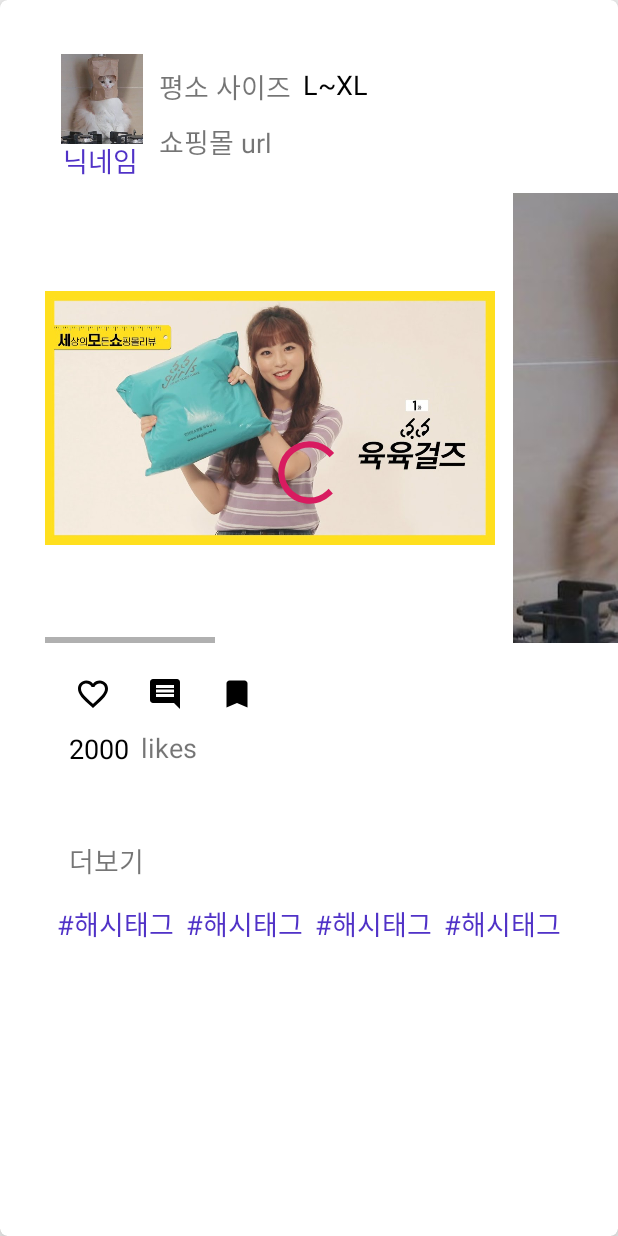
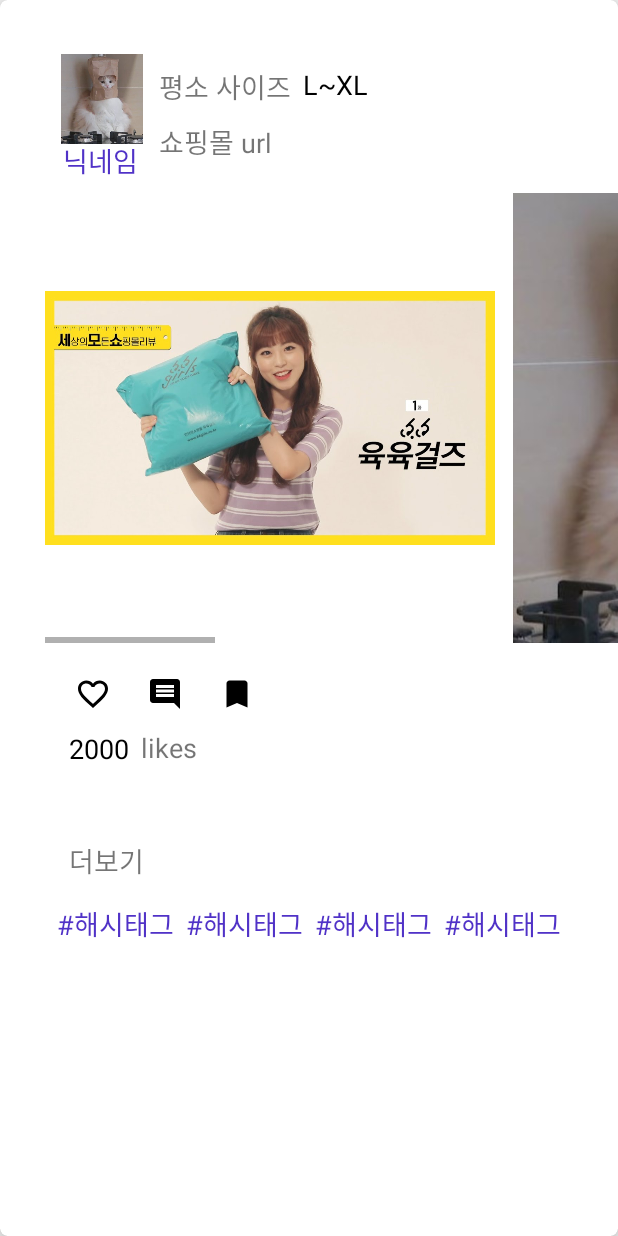
Before and after one commit to dev-Lena/FitMe, an Android app: the review_card screen opened directly, with no data from a screen before it, on a phone screen of 412 x 824 dp. Run offline under Robolectric (Android 15) with nearby library versions, the phone set to English and light mode, and no system bars.

Commit message:
8.23 remove progress bar // and buy new laptop

```diff
--- a/app/src/main/res/layout/activity_review_card.xml
+++ b/app/src/main/res/layout/activity_review_card.xml
@@ -325,20 +325,6 @@
         app:layout_constraintStart_toEndOf="@+id/imageView_reviewcard_profile_image"
         app:layout_constraintTop_toBottomOf="@+id/textView19" />
 
-            <ProgressBar
-                android:id="@+id/cardProgressDialog"
-                android:layout_width="50dp"
-                android:layout_height="50dp"
-                android:layout_marginStart="8dp"
-                android:layout_marginTop="8dp"
-                android:layout_marginEnd="8dp"
-                android:layout_marginBottom="8dp"
-                android:foregroundGravity="center"
-                app:layout_constraintBottom_toBottomOf="parent"
-                app:layout_constraintEnd_toEndOf="parent"
-                app:layout_constraintStart_toStartOf="parent"
-                app:layout_constraintTop_toTopOf="parent" />
-
         </androidx.constraintlayout.widget.ConstraintLayout>
     </androidx.cardview.widget.CardView>
 </androidx.constraintlayout.widget.ConstraintLayout>
```
